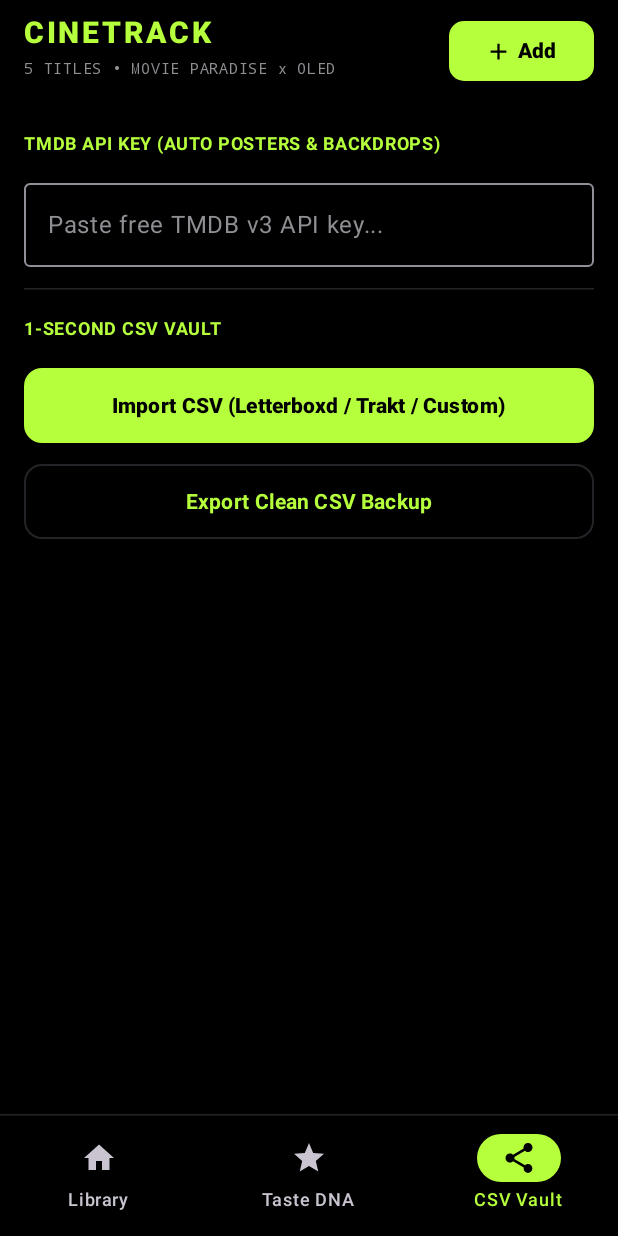
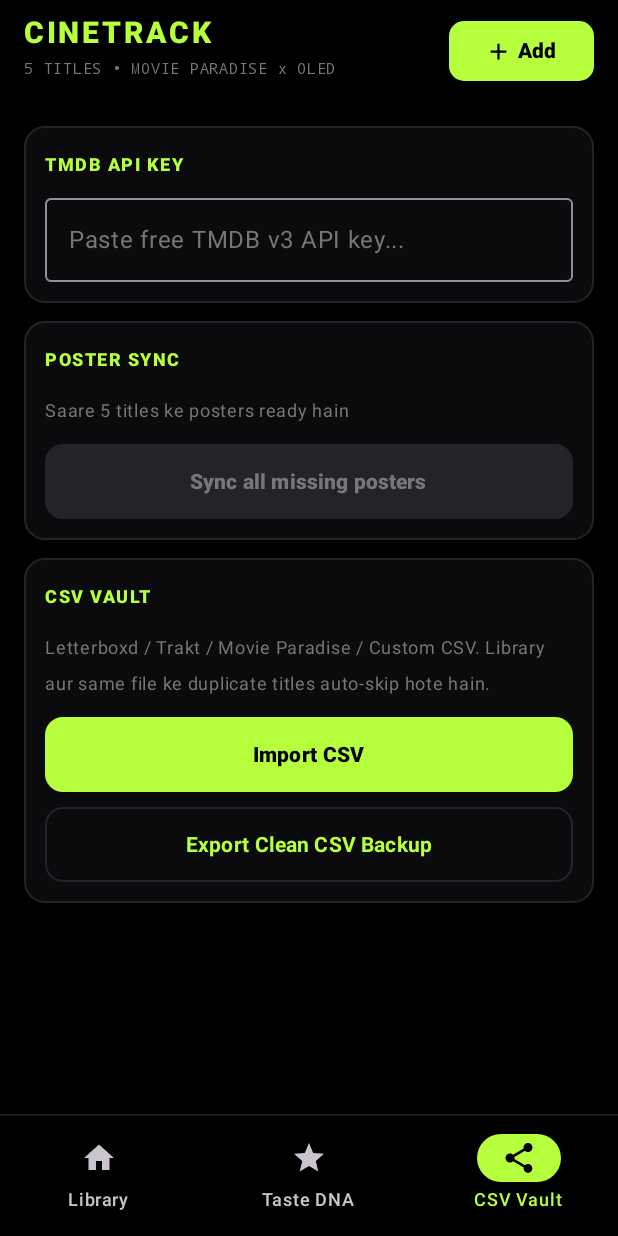
Before and after one commit to me-Tu2/CineTrack, an Android app built with Jetpack Compose: the screen it shows after launch (MainActivity), item 3 of the bottom bar chosen, on a phone screen of 412 x 824 dp. Run offline under Robolectric (Android 15) with nearby library versions, the phone set to English and light mode, and no system bars; pictures from the network do not load.

Commit message:
Neon OLED UI, uncapped TMDB poster sync, CSV dedupe

```diff
--- a/app/src/main/java/com/cinetrack/hub/DetailAndDialogs.kt
+++ b/app/src/main/java/com/cinetrack/hub/DetailAndDialogs.kt
@@ -111,21 +111,6 @@ fun StatsScreen(entries: List<MediaEntry>) {
     }
 }
 
-@Composable
-fun CsvVaultScreen(entries: List<MediaEntry>, onImport: (List<MediaEntry>) -> Unit) {
-    val ctx = LocalContext.current
-    var apiKey by remember { mutableStateOf(StorageHelper.getTmdbKey(ctx)) }
-    val imp = rememberLauncherForActivityResult(ActivityResultContracts.OpenDocument()) { uri: Uri? -> if (uri != null) onImport(CsvHelper.importFromUri(ctx, uri)) }
-    val exp = rememberLauncherForActivityResult(ActivityResultContracts.CreateDocument("text/csv")) { uri: Uri? -> if (uri != null) { CsvHelper.exportToUri(ctx, uri, entries); Toast.makeText(ctx, "Exported!", Toast.LENGTH_SHORT).show() } }
-    Column(Modifier.fillMaxSize().padding(16.dp), verticalArrangement = Arrangement.spacedBy(14.dp)) {
-        Text("TMDB API KEY (AUTO POSTERS & BACKDROPS)", color = NeonGreen, fontWeight = FontWeight.Bold, fontSize = 12.sp)
-        OutlinedTextField(value = apiKey, onValueChange = { apiKey = it; StorageHelper.saveTmdbKey(ctx, it) }, placeholder = { Text("Paste free TMDB v3 API key...", color = TextMuted) }, singleLine = true, modifier = Modifier.fillMaxWidth())
-        HorizontalDivider(color = DividerLine)
-        Text("1-SECOND CSV VAULT", color = NeonGreen, fontWeight = FontWeight.Bold, fontSize = 12.sp)
-        Button(onClick = { imp.launch(arrayOf("text/*", "text/csv")) }, colors = ButtonDefaults.buttonColors(containerColor = NeonGreen, contentColor = OledBlack), shape = RoundedCornerShape(12.dp), modifier = Modifier.fillMaxWidth().height(50.dp)) { Text("Import CSV (Letterboxd / Trakt / Custom)", fontWeight = FontWeight.ExtraBold) }
-        OutlinedButton(onClick = { exp.launch("cinetrack_backup.csv") }, border = BorderStroke(1.dp, DividerLine), shape = RoundedCornerShape(12.dp), modifier = Modifier.fillMaxWidth().height(50.dp)) { Text("Export Clean CSV Backup", color = NeonGreen, fontWeight = FontWeight.Bold) }
-    }
-}
 
 @Composable
 fun AddTitleDialog(onDismiss: () -> Unit, onSave: (MediaEntry) -> Unit) {
--- a/app/src/main/java/com/cinetrack/hub/MainActivity.kt
+++ b/app/src/main/java/com/cinetrack/hub/MainActivity.kt
@@ -27,17 +27,18 @@ import androidx.compose.ui.text.style.TextOverflow
 import androidx.compose.ui.unit.dp
 import androidx.compose.ui.unit.sp
 import coil.compose.AsyncImage
+import kotlinx.coroutines.launch
 import java.util.Locale
 import kotlin.math.roundToInt
 
 val OledBlack = Color(0xFF000000)
-val CardSurface = Color(0xFF0D0D0F)
+val CardSurface = Color(0xFF0B0B0E)
 val DividerLine = Color(0xFF242428)
 val NeonGreen = Color(0xFFB6FF3C)
 val SecondaryGreen = Color(0xFF72C94A)
 val ImdbGold = Color(0xFFF5C518)
 val TextWhite = Color(0xFFF5F5F5)
-val TextMuted = Color(0xFF8E8E93)
+val TextMuted = Color(0xFF777777)
 
 class MainActivity : ComponentActivity() {
     override fun onCreate(savedInstanceState: Bundle?) {
@@ -59,6 +60,24 @@ fun CineTrackApp() {
     var showAdd by remember { mutableStateOf(false) }
 
     fun saveAll(list: List<MediaEntry>) { entries = list; StorageHelper.saveEntries(ctx, list) }
+    val scope = rememberCoroutineScope()
+    var sync by remember { mutableStateOf(SyncProgress()) }
+
+    fun startSync() {
+        val key = StorageHelper.getTmdbKey(ctx)
+        if (key.isBlank()) { Toast.makeText(ctx, "Pehle TMDB key daalo", Toast.LENGTH_SHORT).show(); return }
+        if (sync.running) return
+        val todo = entries.filter { it.posterUrl.isBlank() }
+        if (todo.isEmpty()) { Toast.makeText(ctx, "Saare posters already hain", Toast.LENGTH_SHORT).show(); return }
+        sync = SyncProgress(true, 0, todo.size, 0)
+        scope.launch {
+            val found = TmdbSync.syncMissing(key, todo,
+                onProgress = { d, f -> sync = SyncProgress(true, d, todo.size, f) },
+                onBatch = { hits -> saveAll(entries.map { e -> applyArt(e, hits[e.id]) }) })
+            sync = SyncProgress(false, todo.size, todo.size, found)
+            Toast.makeText(ctx, "Sync done: $found/${todo.size} posters mile", Toast.LENGTH_LONG).show()
+        }
+    }
 
     if (selectedItem != null) {
         DetailScreen(
@@ -108,7 +127,7 @@ fun CineTrackApp() {
                     onToggle = { item -> saveAll(entries.map { if (it.id == item.id) it.copy(status = if (it.status == "Watched") "Wishlist" else "Watched") else it }) }
                 )
                 1 -> StatsScreen(entries)
-                2 -> CsvVaultScreen(entries) { imported -> saveAll(imported + entries); Toast.makeText(ctx, "Imported ${imported.size}!", Toast.LENGTH_SHORT).show() }
+                2 -> VaultTab(entries, sync, { startSync() }) { r -> saveAll(r.items + entries); Toast.makeText(ctx, "Imported ${r.items.size}, skipped ${r.skipped} duplicates", Toast.LENGTH_LONG).show() }
             }
         }
     }
@@ -125,7 +144,8 @@ fun LibraryScreen(entries: List<MediaEntry>, onOpenDetail: (MediaEntry) -> Unit,
     val actMins = watched.sumOf { (it.runtimeMinutes / it.speed).roundToInt() }
     val saved = (origMins - actMins).coerceAtLeast(0)
     val heroBackdrop = entries.firstOrNull { it.backdropUrl.isNotBlank() }?.backdropUrl ?: ""
-    val list = entries.filter { (it.title.contains(q, true) || it.tags.any { t -> t.contains(q, true) }) && (filter == "All" || it.status == filter || it.type.equals(filter, true)) }
+    val list = remember(entries, q, filter) { entries.filter { (it.title.contains(q, true) || it.tags.any { t -> t.contains(q, true) }) && (filter == "All" || it.status == filter || it.type.equals(filter, true)) } }
+    val wall = remember(entries) { entries.filter { it.posterUrl.isNotBlank() }.take(40).ifEmpty { entries.take(20) } }
 
     LazyColumn(Modifier.fillMaxSize().padding(horizontal = 14.dp), verticalArrangement = Arrangement.spacedBy(12.dp), contentPadding = PaddingValues(bottom = 24.dp)) {
         item {
@@ -164,7 +184,7 @@ fun LibraryScreen(entries: List<MediaEntry>, onOpenDetail: (MediaEntry) -> Unit,
                 Column(verticalArrangement = Arrangement.spacedBy(8.dp)) {
                     Text("POSTER WALL", color = TextMuted, fontSize = 11.sp, fontWeight = FontWeight.Bold, letterSpacing = 1.sp)
                     LazyRow(horizontalArrangement = Arrangement.spacedBy(10.dp)) {
-                        items(entries, key = { "car_${it.id}" }) { item ->
+                        items(wall, key = { "car_${it.id}" }) { item ->
                             Box(
                                 Modifier.width(104.dp).height(154.dp).clip(RoundedCornerShape(12.dp))
                                     .background(CardSurface).border(1.dp, DividerLine, RoundedCornerShape(12.dp))
--- /dev/null
+++ b/app/src/main/java/com/cinetrack/hub/VaultTab.kt
@@ -0,0 +1,66 @@
+package com.cinetrack.hub
+
+import android.net.Uri
+import android.widget.Toast
+import androidx.activity.compose.rememberLauncherForActivityResult
+import androidx.activity.result.contract.ActivityResultContracts
+import androidx.compose.foundation.BorderStroke
+import androidx.compose.foundation.layout.*
+import androidx.compose.foundation.rememberScrollState
+import androidx.compose.foundation.shape.RoundedCornerShape
+import androidx.compose.foundation.verticalScroll
+import androidx.compose.material3.*
+import androidx.compose.runtime.*
+import androidx.compose.ui.Modifier
+import androidx.compose.ui.platform.LocalContext
+import androidx.compose.ui.text.font.FontFamily
+import androidx.compose.ui.text.font.FontWeight
+import androidx.compose.ui.unit.dp
+import androidx.compose.ui.unit.sp
+
+@Composable
+private fun VaultCard(title: String, content: @Composable ColumnScope.() -> Unit) {
+    Card(shape = RoundedCornerShape(14.dp), colors = CardDefaults.cardColors(containerColor = CardSurface), border = BorderStroke(1.dp, DividerLine), modifier = Modifier.fillMaxWidth()) {
+        Column(Modifier.padding(14.dp), verticalArrangement = Arrangement.spacedBy(10.dp)) {
+            Text(title, color = NeonGreen, fontSize = 12.sp, fontWeight = FontWeight.Black, letterSpacing = 1.sp)
+            content()
+        }
+    }
+}
+
+@Composable
+fun VaultTab(entries: List<MediaEntry>, sync: SyncProgress, onSync: () -> Unit, onImport: (ImportResult) -> Unit) {
+    val ctx = LocalContext.current
+    var apiKey by remember { mutableStateOf(StorageHelper.getTmdbKey(ctx)) }
+    val missing = entries.count { it.posterUrl.isBlank() }
+    val imp = rememberLauncherForActivityResult(ActivityResultContracts.OpenDocument()) { uri: Uri? ->
+        if (uri != null) onImport(DupeGuard.merge(entries, CsvHelper.importFromUri(ctx, uri)))
+    }
+    val exp = rememberLauncherForActivityResult(ActivityResultContracts.CreateDocument("text/csv")) { uri: Uri? ->
+        if (uri != null) { CsvHelper.exportToUri(ctx, uri, entries); Toast.makeText(ctx, "Exported ${entries.size} titles", Toast.LENGTH_SHORT).show() }
+    }
+    Column(Modifier.fillMaxSize().verticalScroll(rememberScrollState()).padding(16.dp), verticalArrangement = Arrangement.spacedBy(12.dp)) {
+        VaultCard("TMDB API KEY") {
+            OutlinedTextField(value = apiKey, onValueChange = { apiKey = it; StorageHelper.saveTmdbKey(ctx, it) }, placeholder = { Text("Paste free TMDB v3 API key...", color = TextMuted) }, singleLine = true, modifier = Modifier.fillMaxWidth())
+        }
+        VaultCard("POSTER SYNC") {
+            Text(if (missing == 0) "Saare ${entries.size} titles ke posters ready hain" else "$missing titles ka poster missing hai. Sync sirf poster/backdrop/overview bharta hai, ratings nahi chhuta.", color = TextMuted, fontSize = 12.sp)
+            if (sync.running || sync.total > 0) {
+                LinearProgressIndicator(progress = { if (sync.total == 0) 0f else sync.done.toFloat() / sync.total }, color = NeonGreen, trackColor = DividerLine, modifier = Modifier.fillMaxWidth())
+                Text("${sync.done}/${sync.total} checked • ${sync.found} posters mile", color = TextWhite, fontSize = 12.sp, fontFamily = FontFamily.Monospace)
+            }
+            Button(onClick = onSync, enabled = !sync.running && missing > 0, colors = ButtonDefaults.buttonColors(containerColor = NeonGreen, contentColor = OledBlack, disabledContainerColor = DividerLine, disabledContentColor = TextMuted), shape = RoundedCornerShape(12.dp), modifier = Modifier.fillMaxWidth().height(50.dp)) {
+                Text(if (sync.running) "Syncing..." else "Sync all missing posters", fontWeight = FontWeight.ExtraBold)
+            }
+        }
+        VaultCard("CSV VAULT") {
+            Text("Letterboxd / Trakt / Movie Paradise / Custom CSV. Library aur same file ke duplicate titles auto-skip hote hain.", color = TextMuted, fontSize = 12.sp)
+            Button(onClick = { imp.launch(arrayOf("text/*", "text/csv")) }, colors = ButtonDefaults.buttonColors(containerColor = NeonGreen, contentColor = OledBlack), shape = RoundedCornerShape(12.dp), modifier = Modifier.fillMaxWidth().height(50.dp)) {
+                Text("Import CSV", fontWeight = FontWeight.ExtraBold)
+            }
+            OutlinedButton(onClick = { exp.launch("cinetrack_backup.csv") }, border = BorderStroke(1.dp, DividerLine), shape = RoundedCornerShape(12.dp), modifier = Modifier.fillMaxWidth().height(50.dp)) {
+                Text("Export Clean CSV Backup", color = NeonGreen, fontWeight = FontWeight.Bold)
+            }
+        }
+    }
+}
```
Also changed, not shown: app/src/main/java/com/cinetrack/hub/SyncAndImport.kt (added, +111 -0 lines), 1 other file.
